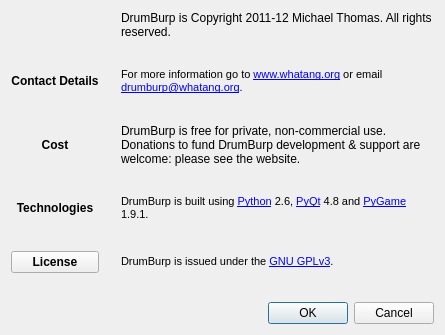
This is src/GUI/dbInfo.ui in Whatang/DrumBurp as Qt 5 draws it before an edit. The edited form follows.
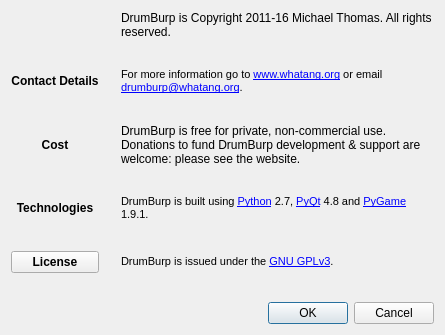
This is the edited form. Icons and pictures are not drawn.

Commit message: Fix some copyright info.

Patch:
```diff
--- a/src/GUI/dbInfo.ui
+++ b/src/GUI/dbInfo.ui
@@ -36,7 +36,7 @@
       </sizepolicy>
      </property>
      <property name="text">
-      <string>DrumBurp is Copyright 2011-12 Michael Thomas. All rights reserved.</string>
+      <string>DrumBurp is Copyright 2011-16 Michael Thomas. All rights reserved.</string>
      </property>
      <property name="wordWrap">
       <bool>true</bool>
@@ -117,7 +117,7 @@
 &lt;html&gt;&lt;head&gt;&lt;meta name=&quot;qrichtext&quot; content=&quot;1&quot; /&gt;&lt;style type=&quot;text/css&quot;&gt;
 p, li { white-space: pre-wrap; }
 &lt;/style&gt;&lt;/head&gt;&lt;body style=&quot; font-family:'MS Shell Dlg 2'; font-size:8.25pt; font-weight:400; font-style:normal;&quot;&gt;
-&lt;p style=&quot; margin-top:0px; margin-bottom:0px; margin-left:0px; margin-right:0px; -qt-block-indent:0; text-indent:0px;&quot;&gt;&lt;span style=&quot; font-size:8pt;&quot;&gt;DrumBurp is built using &lt;/span&gt;&lt;a href=&quot;http://www.python.org&quot;&gt;&lt;span style=&quot; font-size:8pt; text-decoration: underline; color:#0000ff;&quot;&gt;Python&lt;/span&gt;&lt;/a&gt;&lt;span style=&quot; font-size:8pt;&quot;&gt; 2.6, &lt;/span&gt;&lt;a href=&quot;http://www.riverbankcomputing.co.uk&quot;&gt;&lt;span style=&quot; font-size:8pt; text-decoration: underline; color:#0000ff;&quot;&gt;PyQt&lt;/span&gt;&lt;/a&gt;&lt;span style=&quot; font-size:8pt;&quot;&gt; 4.8 and &lt;/span&gt;&lt;a href=&quot;http://www.pygame.org&quot;&gt;&lt;span style=&quot; font-size:8pt; text-decoration: underline; color:#0000ff;&quot;&gt;PyGame&lt;/span&gt;&lt;/a&gt;&lt;span style=&quot; font-size:8pt;&quot;&gt; 1.9.1.&lt;/span&gt;&lt;/p&gt;&lt;/body&gt;&lt;/html&gt;</string>
+&lt;p style=&quot; margin-top:0px; margin-bottom:0px; margin-left:0px; margin-right:0px; -qt-block-indent:0; text-indent:0px;&quot;&gt;&lt;span style=&quot; font-size:8pt;&quot;&gt;DrumBurp is built using &lt;/span&gt;&lt;a href=&quot;http://www.python.org&quot;&gt;&lt;span style=&quot; font-size:8pt; text-decoration: underline; color:#0000ff;&quot;&gt;Python&lt;/span&gt;&lt;/a&gt;&lt;span style=&quot; font-size:8pt;&quot;&gt; 2.7, &lt;/span&gt;&lt;a href=&quot;http://www.riverbankcomputing.co.uk&quot;&gt;&lt;span style=&quot; font-size:8pt; text-decoration: underline; color:#0000ff;&quot;&gt;PyQt&lt;/span&gt;&lt;/a&gt;&lt;span style=&quot; font-size:8pt;&quot;&gt; 4.8 and &lt;/span&gt;&lt;a href=&quot;http://www.pygame.org&quot;&gt;&lt;span style=&quot; font-size:8pt; text-decoration: underline; color:#0000ff;&quot;&gt;PyGame&lt;/span&gt;&lt;/a&gt;&lt;span style=&quot; font-size:8pt;&quot;&gt; 1.9.1.&lt;/span&gt;&lt;/p&gt;&lt;/body&gt;&lt;/html&gt;</string>
      </property>
      <property name="wordWrap">
       <bool>true</bool>
```
The commit also changes 3 other files.
